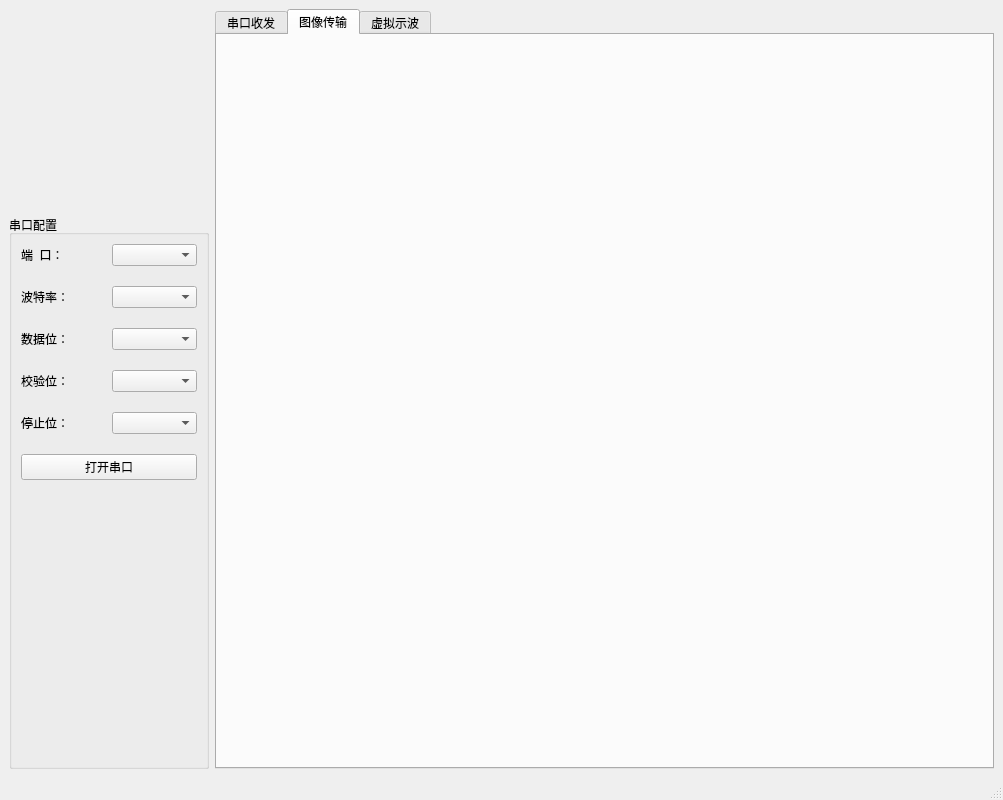
Qt form 01.RLCOM/MainWindow.ui (LHD0617/RLCOM) before a commit.
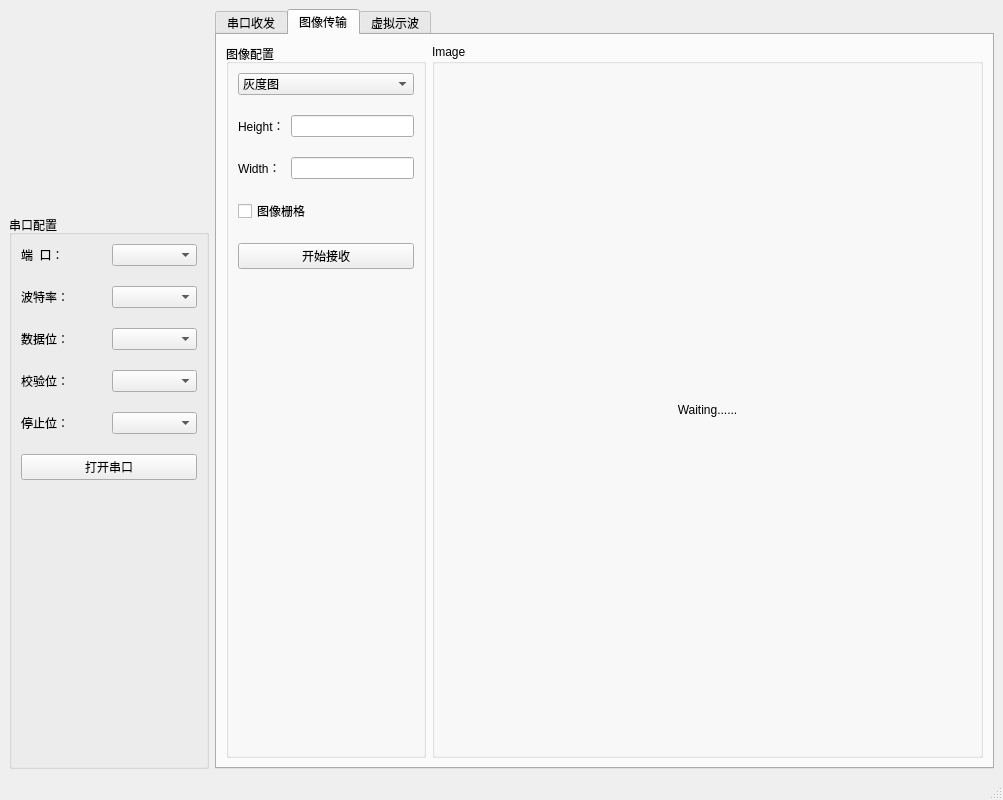
The same form after that commit. The open tabs and pages were chosen to show the change. Icons and pictures are not drawn.

```diff
--- a/01.RLCOM/MainWindow.ui
+++ b/01.RLCOM/MainWindow.ui
@@ -213,6 +213,126 @@
        <attribute name="title">
         <string>图像传输</string>
        </attribute>
+       <layout class="QHBoxLayout" name="horizontalLayout">
+        <item>
+         <widget class="QGroupBox" name="groupBox">
+          <property name="minimumSize">
+           <size>
+            <width>200</width>
+            <height>0</height>
+           </size>
+          </property>
+          <property name="maximumSize">
+           <size>
+            <width>200</width>
+            <height>16777215</height>
+           </size>
+          </property>
+          <property name="title">
+           <string>图像配置</string>
+          </property>
+          <layout class="QGridLayout" name="gridLayout_5">
+           <property name="verticalSpacing">
+            <number>20</number>
+           </property>
+           <item row="3" column="0" colspan="2">
+            <widget class="QCheckBox" name="GridCbox">
+             <property name="text">
+              <string>图像栅格</string>
+             </property>
+            </widget>
+           </item>
+           <item row="5" column="0" colspan="2">
+            <spacer name="verticalSpacer_2">
+             <property name="orientation">
+              <enum>Qt::Vertical</enum>
+             </property>
+             <property name="sizeHint" stdset="0">
+              <size>
+               <width>20</width>
+               <height>40</height>
+              </size>
+             </property>
+            </spacer>
+           </item>
+           <item row="2" column="0">
+            <widget class="QLabel" name="WidthLab">
+             <property name="text">
+              <string>Width：</string>
+             </property>
+            </widget>
+           </item>
+           <item row="2" column="1">
+            <widget class="QLineEdit" name="WidthLedit">
+             <property name="text">
+              <string/>
+             </property>
+             <property name="alignment">
+              <set>Qt::AlignCenter</set>
+             </property>
+            </widget>
+           </item>
+           <item row="4" column="0" colspan="2">
+            <widget class="QPushButton" name="SwitchImagePbtn">
+             <property name="text">
+              <string>开始接收</string>
+             </property>
+            </widget>
+           </item>
+           <item row="0" column="0" colspan="2">
+            <widget class="QComboBox" name="ImageModeCBox">
+             <item>
+              <property name="text">
+               <string>灰度图</string>
+              </property>
+             </item>
+             <item>
+              <property name="text">
+               <string>二值化图</string>
+              </property>
+             </item>
+            </widget>
+           </item>
+           <item row="1" column="1">
+            <widget class="QLineEdit" name="HeightLedit">
+             <property name="alignment">
+              <set>Qt::AlignCenter</set>
+             </property>
+            </widget>
+           </item>
+           <item row="1" column="0">
+            <widget class="QLabel" name="HeightLab">
+             <property name="text">
+              <string>Height：</string>
+             </property>
+            </widget>
+           </item>
+          </layout>
+         </widget>
+        </item>
+        <item>
+         <widget class="QGroupBox" name="ImageGbox">
+          <property name="title">
+           <string>Image</string>
+          </property>
+          <layout class="QVBoxLayout" name="verticalLayout_2">
+           <item>
+            <widget class="QLabel" name="ImageLab">
+             <property name="text">
+              <string>Waiting......</string>
+             </property>
+             <property name="scaledContents">
+              <bool>true</bool>
+             </property>
+             <property name="alignment">
+              <set>Qt::AlignCenter</set>
+             </property>
+            </widget>
+           </item>
+          </layout>
+         </widget>
+        </item>
+       </layout>
       </widget>
       <widget class="QWidget" name="tab">
        <attribute name="title">
```
Left out of the diff: 6 changed lines with no effect on the pictures.
